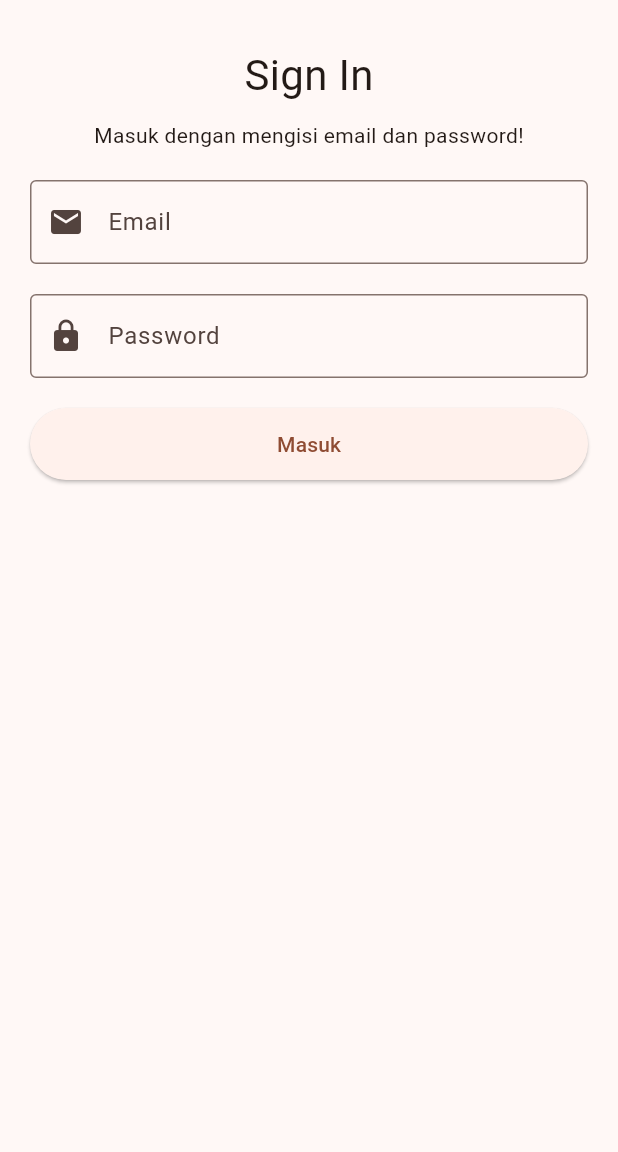
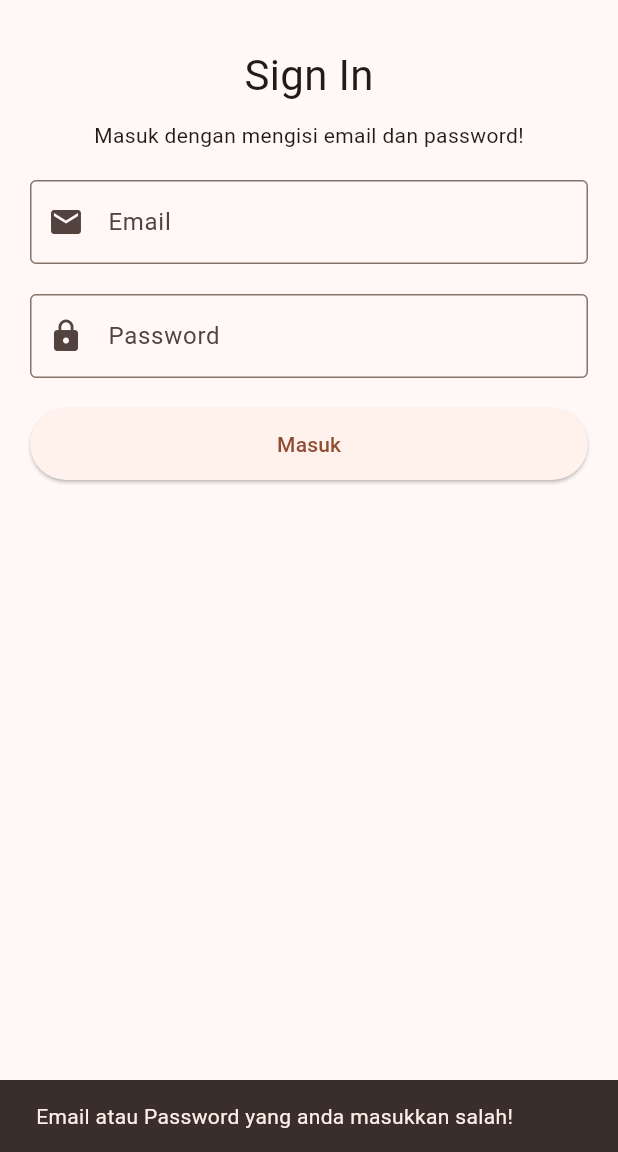
Before and after one commit to bintangyosua/LabMobile3_PankyBintang_F, a Flutter app: the LoginPage screen opened directly, after a tap on "Masuk", on a phone screen of 412 x 824 dp, the part 84-1236 px from its top. Run offline on Flutter 3.47's test engine with Material 3 defaults, Android fonts, the phone set to English and light mode, and no system bars; our stand-ins replace csv, shared_preferences; accounts and stored records are empty.

Commit message:
login feature fixed

```diff
--- a/lib/login_page.dart
+++ b/lib/login_page.dart
@@ -1,7 +1,16 @@
 import 'package:flutter/material.dart';
+import 'package:minuet_library/library_page.dart';
 
-class LoginPage extends StatelessWidget {
+class LoginPage extends StatefulWidget {
   const LoginPage({super.key});
+
+  @override
+  State<LoginPage> createState() => _LoginPageState();
+}
+
+class _LoginPageState extends State<LoginPage> {
+  final _emailController = TextEditingController();
+  final _passwordController = TextEditingController();
 
   @override
   Widget build(BuildContext context) {
@@ -32,20 +41,22 @@ class LoginPage extends StatelessWidget {
             const SizedBox(height: 10),
             const Text('Masuk dengan mengisi email dan password!'),
             const SizedBox(height: 20),
-            const TextField(
-              decoration: InputDecoration(
+            TextField(
+              decoration: const InputDecoration(
                 border: OutlineInputBorder(),
                 labelText: 'Email',
                 prefixIcon: Icon(Icons.email),
               ),
+              controller: _emailController,
             ),
             const SizedBox(height: 20),
-            const TextField(
+            TextField(
               obscureText: true,
-              decoration: InputDecoration(
+              decoration: const InputDecoration(
                   border: OutlineInputBorder(),
                   labelText: 'Password',
                   prefixIcon: Icon(Icons.lock)),
+              controller: _passwordController,
             ),
             const SizedBox(height: 20),
             SizedBox(
@@ -55,7 +66,7 @@ class LoginPage extends StatelessWidget {
                   minimumSize: const Size(double.infinity, 48),
                 ),
                 onPressed: () {
-                  Navigator.pushNamed(context, '/home');
+                  _login();
                 },
                 child: const Text('Masuk'),
               ),
@@ -66,4 +77,18 @@ class LoginPage extends StatelessWidget {
       )),
     );
   }
+
+  void _login() async {
+    if (_emailController.text != 'bintang' ||
+        _passwordController.text != '123456') {
+      ScaffoldMessenger.of(context).showSnackBar(
+        const SnackBar(
+          content: Text('Email atau Password yang anda masukkan salah!'),
+        ),
+      );
+    } else {
+      Navigator.push(
+          context, MaterialPageRoute(builder: (context) => BookList()));
+    }
+  }
 }
--- a/lib/main.dart
+++ b/lib/main.dart
@@ -1,5 +1,6 @@
 import 'package:flutter/material.dart';
 import 'package:minuet_library/library_page.dart';
+import 'package:minuet_library/login_page.dart';
 
 void main() {
   runApp(const MyApp());
@@ -17,7 +18,7 @@ class MyApp extends StatelessWidget {
         colorScheme: ColorScheme.fromSeed(seedColor: Colors.brown),
         useMaterial3: true,
       ),
-      home: BookList(),
+      home: const LoginPage(),
     );
   }
 }
```
